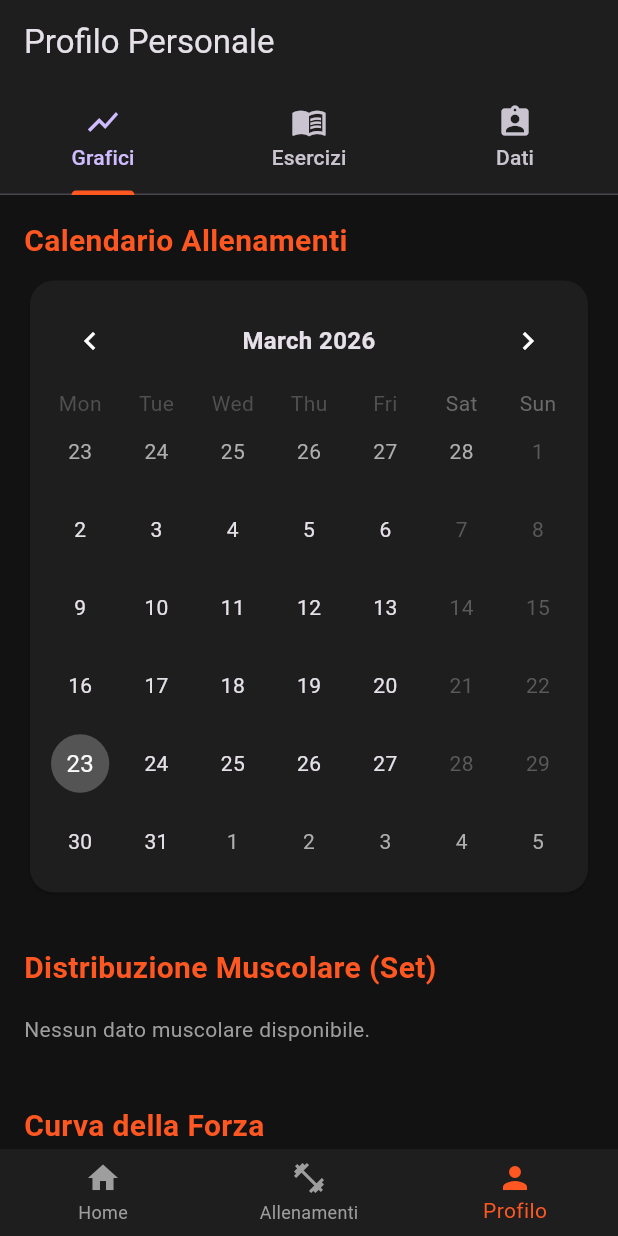
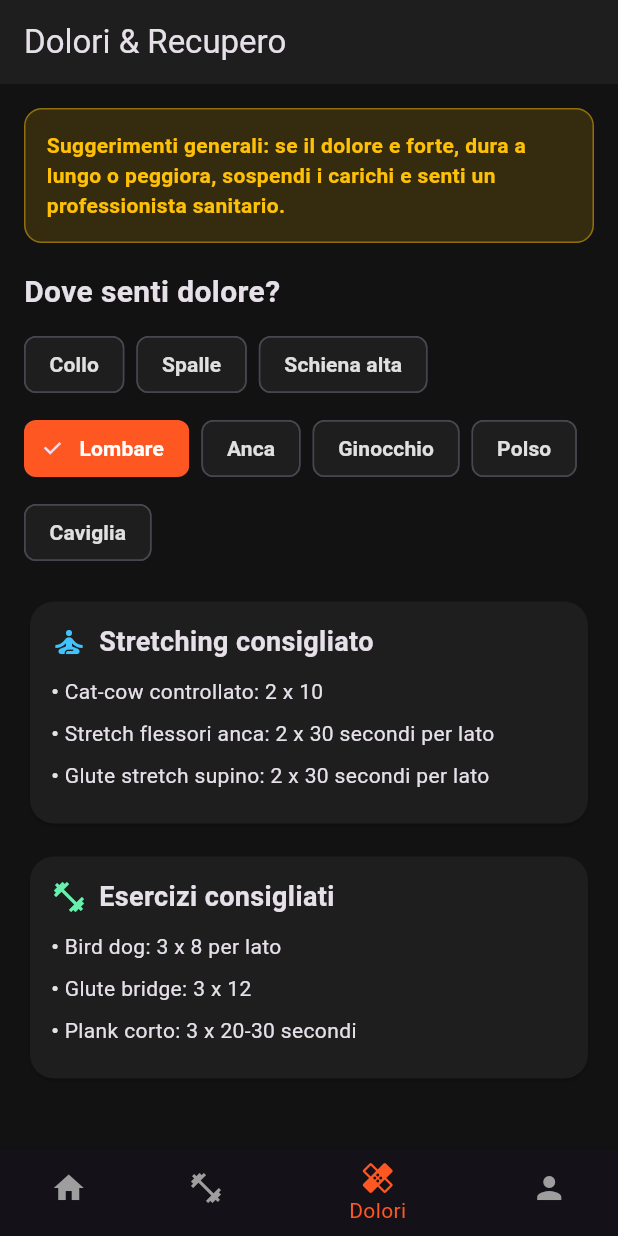
Before and after one commit to Andrehahaha/Palestra, a Flutter app: the screen it shows once a user with an empty profile is signed in, item 3 of the bottom bar chosen, on a phone screen of 412 x 824 dp. Run offline on Flutter 3.47's test engine with Material 3 defaults, Android fonts, the phone set to English and light mode, and no system bars; drawn by our look-alikes of table_calendar; our stand-ins replace cached_network_image, cloud_firestore, file_picker, firebase_auth, firebase_core, fl_chart and 7 more; accounts and stored records are empty.

Commit message:
aggiunta schermata per problemi fisici

```diff
--- a/lib/main.dart
+++ b/lib/main.dart
@@ -12,6 +12,7 @@ import 'screens/coach_dashboard.dart';
 import 'screens/home_screen.dart';
 import 'screens/workouts_screen.dart';
 import 'screens/profilo_screen.dart';
+import 'screens/dolore_screen.dart';
 
 void main() async {
   WidgetsFlutterBinding.ensureInitialized();
@@ -138,6 +139,7 @@ class _MainNavigationScreenState extends State<MainNavigationScreen> {
     final List<Widget> screens = [
       HomeScreen(key: UniqueKey()),
       WorkoutsScreen(key: UniqueKey()),
+      DoloreScreen(key: UniqueKey()),
       ProfiloScreen(key: UniqueKey()),
     ];
 
@@ -152,6 +154,7 @@ class _MainNavigationScreenState extends State<MainNavigationScreen> {
         items: const [
           BottomNavigationBarItem(icon: Icon(Icons.home), label: 'Home'),
           BottomNavigationBarItem(icon: Icon(Icons.fitness_center), label: 'Allenamenti'),
+          BottomNavigationBarItem(icon: Icon(Icons.healing), label: 'Dolori'),
           BottomNavigationBarItem(icon: Icon(Icons.person), label: 'Profilo'),
         ],
       ),
--- /dev/null
+++ b/lib/screens/dolore_screen.dart
@@ -0,0 +1,232 @@
+import 'package:flutter/material.dart';
+
+class DoloreScreen extends StatefulWidget {
+  const DoloreScreen({super.key});
+
+  @override
+  State<DoloreScreen> createState() => _DoloreScreenState();
+}
+
+class _DoloreScreenState extends State<DoloreScreen> {
+  final List<String> _zone = const [
+    'Collo',
+    'Spalle',
+    'Schiena alta',
+    'Lombare',
+    'Anca',
+    'Ginocchio',
+    'Polso',
+    'Caviglia',
+  ];
+
+  final Map<String, Map<String, List<String>>> _consigli = const {
+    'Collo': {
+      'stretching': [
+        'Stretch trapezio superiore: 2 x 30 secondi per lato',
+        'Chin tuck (mento indietro): 2 x 10 ripetizioni lente',
+        'Mobilita rotazioni cervicali controllate: 2 x 8 per lato',
+      ],
+      'esercizi': [
+        'Retrazioni scapolari al muro: 3 x 12',
+        'Face pull elastico leggero: 3 x 15',
+        'Respirazione diaframmatica 90/90: 3 x 6 respiri',
+      ],
+    },
+    'Spalle': {
+      'stretching': [
+        'Sleeper stretch delicato: 2 x 30 secondi per lato',
+        'Pettorale su porta: 2 x 30 secondi per lato',
+        'Lat stretch su appoggio: 2 x 30 secondi',
+      ],
+      'esercizi': [
+        'Extra-rotazioni con elastico: 3 x 15',
+        'Y-T-W prone a corpo libero: 2 x 8',
+        'Scap push-up: 3 x 10',
+      ],
+    },
+    'Schiena alta': {
+      'stretching': [
+        'Estensioni toraciche su foam roller: 2 x 8',
+        'Child pose con focus dorsale: 2 x 40 secondi',
+        'Thread the needle: 2 x 8 per lato',
+      ],
+      'esercizi': [
+        'Rematore elastico presa neutra: 3 x 12',
+        'Wall slides: 3 x 10',
+        'Dead bug: 3 x 8 per lato',
+      ],
+    },
+    'Lombare': {
+      'stretching': [
+        'Cat-cow controllato: 2 x 10',
+        'Stretch flessori anca: 2 x 30 secondi per lato',
+        'Glute stretch supino: 2 x 30 secondi per lato',
+      ],
+      'esercizi': [
+        'Bird dog: 3 x 8 per lato',
+        'Glute bridge: 3 x 12',
+        'Plank corto: 3 x 20-30 secondi',
+      ],
+    },
+    'Anca': {
+      'stretching': [
+        '90/90 anca: 2 x 6 per lato',
+        'Affondo statico flessori: 2 x 30 secondi per lato',
+        'Pigeon modificato: 2 x 30 secondi per lato',
+      ],
+      'esercizi': [
+        'Clamshell con miniband: 3 x 15 per lato',
+        'Lateral walk miniband: 3 x 12 passi',
+        'Step-up basso controllato: 3 x 10 per lato',
+      ],
+    },
+    'Ginocchio': {
+      'stretching': [
+        'Quad stretch in piedi: 2 x 30 secondi per lato',
+        'Polpaccio al muro: 2 x 30 secondi per lato',
+        'Hamstring stretch supino: 2 x 30 secondi per lato',
+      ],
+      'esercizi': [
+        'Spanish squat isometrico: 4 x 30 secondi',
+        'Terminal knee extension con elastico: 3 x 15',
+        'Step-down basso lento: 3 x 8 per lato',
+      ],
+    },
+    'Polso': {
+      'stretching': [
+        'Stretch flessori polso: 2 x 30 secondi per lato',
+        'Stretch estensori polso: 2 x 30 secondi per lato',
+        'Pronazione/supinazione leggera: 2 x 12',
+      ],
+      'esercizi': [
+        'Wrist curl leggero: 3 x 15',
+        'Reverse wrist curl leggero: 3 x 15',
+        'Grip isometrico morbido: 3 x 20 secondi',
+      ],
+    },
+    'Caviglia': {
+      'stretching': [
+        'Dorsiflessione al muro: 2 x 10 per lato',
+        'Polpaccio gastrocnemio/soleo: 2 x 30 secondi per lato',
+        'Mobilita caviglia in affondo: 2 x 10 per lato',
+      ],
+      'esercizi': [
+        'Calf raise lento: 3 x 15',
+        'Tibialis raise al muro: 3 x 15',
+        'Equilibrio monopodalico: 3 x 30 secondi per lato',
+      ],
+    },
+  };
+
+  String _zonaSelezionata = 'Lombare';
+
+  @override
+  Widget build(BuildContext context) {
+    final consigliZona = _consigli[_zonaSelezionata]!;
+    final stretching = consigliZona['stretching']!;
+    final esercizi = consigliZona['esercizi']!;
+
+    return Scaffold(
+      appBar: AppBar(title: const Text('Dolori & Recupero')),
+      body: SingleChildScrollView(
+        padding: const EdgeInsets.all(16),
+        child: Column(
+          crossAxisAlignment: CrossAxisAlignment.stretch,
+          children: [
+            Container(
+              padding: const EdgeInsets.all(14),
+              decoration: BoxDecoration(
+                color: Colors.amber.withOpacity(0.15),
+                borderRadius: BorderRadius.circular(12),
+                border: Border.all(color: Colors.amber.withOpacity(0.45)),
+              ),
+              child: const Text(
+                'Suggerimenti generali: se il dolore e forte, dura a lungo o peggiora, sospendi i carichi e senti un professionista sanitario.',
+                style: TextStyle(color: Colors.amber, fontWeight: FontWeight.w600),
+              ),
+            ),
+            const SizedBox(height: 18),
+            const Text(
+              'Dove senti dolore?',
+              style: TextStyle(fontSize: 20, fontWeight: FontWeight.bold),
+            ),
+            const SizedBox(height: 10),
+            Wrap(
+              spacing: 8,
+              runSpacing: 8,
+              children: _zone.map((zona) {
+                final isSelected = _zonaSelezionata == zona;
+                return ChoiceChip(
+                  label: Text(zona),
+                  selected: isSelected,
+                  onSelected: (_) => setState(() => _zonaSelezionata = zona),
+                  selectedColor: Colors.deepOrange,
+                  labelStyle: TextStyle(
+                    color: isSelected ? Colors.white : Colors.grey.shade300,
+                    fontWeight: FontWeight.bold,
+                  ),
+                  backgroundColor: const Color(0xFF1E1E1E),
+                );
+              }).toList(),
+            ),
+            const SizedBox(height: 18),
+            _sezioneConsigli(
+              titolo: 'Stretching consigliato',
+              icon: Icons.self_improvement,
+              color: Colors.lightBlueAccent,
+              righe: stretching,
+            ),
+            const SizedBox(height: 14),
+            _sezioneConsigli(
+              titolo: 'Esercizi consigliati',
+              icon: Icons.fitness_center,
+              color: Colors.greenAccent,
+              righe: esercizi,
+            ),
+          ],
+        ),
+      ),
+    );
+  }
+
+  Widget _sezioneConsigli({
+    required String titolo,
+    required IconData icon,
+    required Color color,
+    required List<String> righe,
+  }) {
+    return Card(
+      child: Padding(
+        padding: const EdgeInsets.all(14),
+        child: Column(
+          crossAxisAlignment: CrossAxisAlignment.start,
+          children: [
+            Row(
+              children: [
+                Icon(icon, color: color),
+                const SizedBox(width: 8),
+                Text(
+                  titolo,
+                  style: const TextStyle(fontSize: 18, fontWeight: FontWeight.bold),
+                ),
+              ],
+            ),
+            const SizedBox(height: 10),
+            ...righe.map(
+              (riga) => Padding(
+                padding: const EdgeInsets.only(bottom: 8),
+                child: Row(
+                  crossAxisAlignment: CrossAxisAlignment.start,
+                  children: [
+                    const Text('• ', style: TextStyle(fontWeight: FontWeight.bold)),
+                    Expanded(child: Text(riga)),
+                  ],
+                ),
+              ),
+            ),
+          ],
+        ),
+      ),
+    );
+  }
+}
```
Also changed, not shown: 1 other file.
